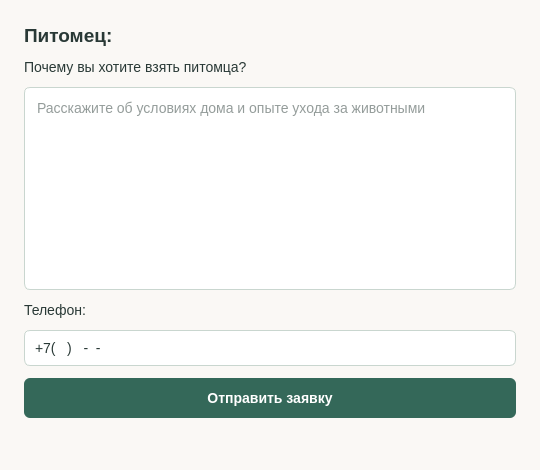
Above: adoption.ui from kayeros/Murteka before the change. Below: the same form after it.
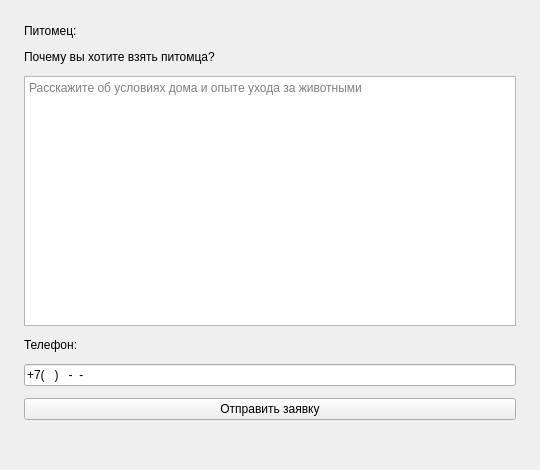
That is the form after the change.

```diff
--- a/adoption.ui
+++ b/adoption.ui
@@ -2,12 +2,7 @@
 <ui version="4.0"><class>AdoptionWindow</class><widget class="QWidget" name="AdoptionWindow">
 <property name="geometry"><rect><x>0</x><y>0</y><width>540</width><height>470</height></rect></property>
 <property name="minimumSize"><size><width>380</width><height>400</height></size></property>
-<property name="windowTitle"><string>Муртека: усыновление</string></property><property name="styleSheet"><string>QWidget { background-color: #faf8f5; color: #293936; font-family: "DejaVu Sans"; font-size: 14px; }
-QLineEdit, QPlainTextEdit, QListWidget { background-color: white; border: 1px solid #c9d6cf; border-radius: 6px; padding: 8px; }
-QPushButton { background-color: #346859; color: white; border: none; border-radius: 6px; padding: 12px; font-weight: bold; }
-QPushButton:hover { background-color: #285346; } QPushButton:disabled { background-color: #8b9f96; }
-QLabel#petLabel, QLabel#shelterLabel { font-size: 19px; font-weight: bold; }
-QLabel#errorLabel { color: red; }</string></property>
+<property name="windowTitle"><string>Муртека: усыновление</string></property>
 <layout class="QVBoxLayout" name="verticalLayout">
 <property name="spacing"><number>12</number></property><property name="leftMargin"><number>24</number></property><property name="rightMargin"><number>24</number></property><property name="topMargin"><number>24</number></property><property name="bottomMargin"><number>24</number></property>
 <item><widget class="QLabel" name="petLabel"><property name="text"><string>Питомец:</string></property><property name="wordWrap"><bool>true</bool></property></widget></item><item><widget class="QLabel" name="reasonLabel"><property name="text"><string>Почему вы хотите взять питомца?</string></property><property name="wordWrap"><bool>true</bool></property></widget></item><item><widget class="QPlainTextEdit" name="reasonEdit"><property name="placeholderText"><string>Расскажите об условиях дома и опыте ухода за животными</string></property></widget></item><item><widget class="QLabel" name="phoneLabel"><property name="text"><string>Телефон:</string></property><property name="wordWrap"><bool>true</bool></property></widget></item><item><widget class="QLineEdit" name="phoneEdit"><property name="inputMask"><string>+7(999)999-99-99</string></property></widget></item><item><widget class="QPushButton" name="sendBtn"><property name="text"><string>Отправить заявку</string></property></widget></item><item><widget class="QLabel" name="errorLabel"><property name="text"><string></string></property><property name="wordWrap"><bool>true</bool></property></widget></item></layout></widget><resources/><connections/></ui>
```
